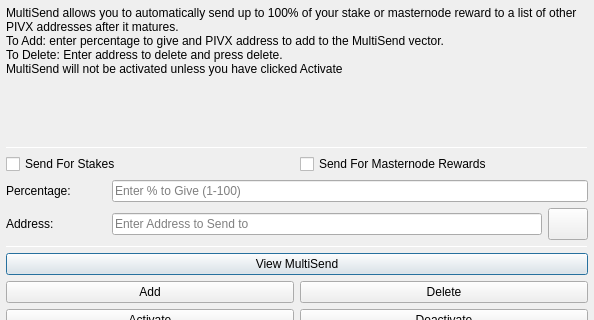
Above: src/qt/forms/multisenddialog.ui from TGIS-PROJECT/GI before the change; both pictures show x 0 to 594 and y 0 to 320 of the 594 by 523 pixel window. Below: the same form after it.
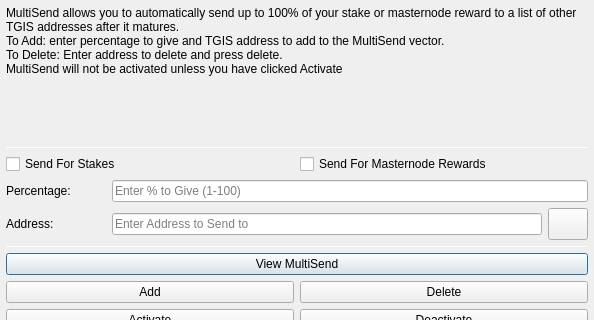
That is the form after the change. Icons and pictures are not drawn.

```diff
--- a/src/qt/forms/multisenddialog.ui
+++ b/src/qt/forms/multisenddialog.ui
@@ -37,8 +37,8 @@
         <number>1</number>
        </property>
        <property name="text">
-        <string>MultiSend allows you to automatically send up to 100% of your stake or masternode reward to a list of other PIVX addresses after it matures.
-To Add: enter percentage to give and PIVX address to add to the MultiSend vector.
+        <string>MultiSend allows you to automatically send up to 100% of your stake or masternode reward to a list of other TGIS addresses after it matures.
+To Add: enter percentage to give and TGIS address to add to the MultiSend vector.
 To Delete: Enter address to delete and press delete.
 MultiSend will not be activated unless you have clicked Activate</string>
        </property>
```
Left out of the diff: 4 changed lines with no effect on the pictures.
